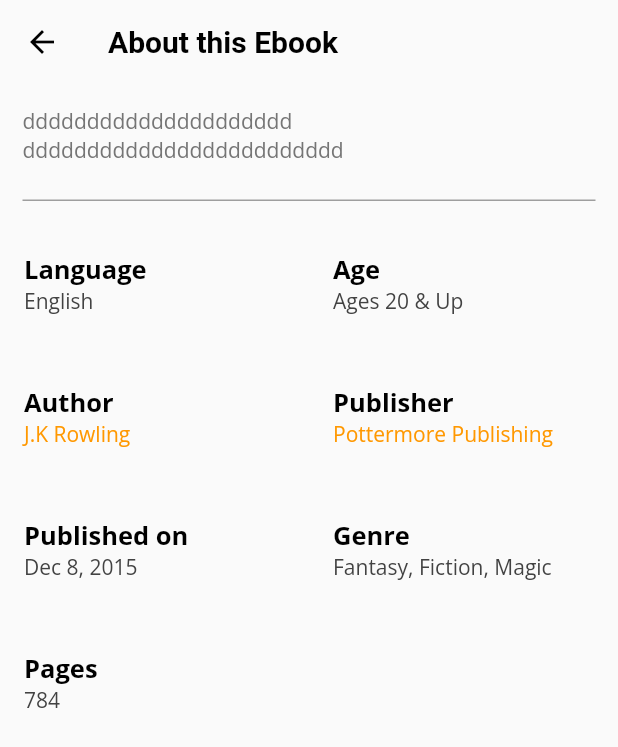
After one commit to EProject04/BookManagement-Fe, a Flutter app: the BookDetailScreenNew screen opened by its route, after a tap on the "arrow forward" icon, on a phone screen of 412 x 824 dp. The commit adds this screen. Shown: the top 747 px of the screen. Run offline on Flutter 3.47's test engine with Material 2 defaults, Android fonts, the phone set to English and light mode, and no system bars; our stand-ins replace connectivity_plus, device_preview, dio, equatable, fluttertoast, get and 6 more; missing offline and left inert: dart:html, flutter_screen_wake, screen_brightness; accounts and stored records are empty; network calls fail; key blocks and very long unbroken strings in the code were emptied for the run.

Commit message:
add và update

```diff
--- /dev/null
+++ b/lib/app/view/about_this_ebook/about_this_ebook_view.dart
@@ -0,0 +1,124 @@
+import 'package:flutter/cupertino.dart';
+import 'package:flutter/material.dart';
+
+class AboutThisEbookView extends StatefulWidget {
+  const AboutThisEbookView({super.key});
+
+  @override
+  State<AboutThisEbookView> createState() => _AboutThisEbookViewState();
+}
+
+class _AboutThisEbookViewState extends State<AboutThisEbookView> {
+  @override
+  Widget build(BuildContext context) {
+    Size size = MediaQuery.of(context).size;
+    return SafeArea(child:
+      Scaffold(
+        appBar: AppBar(
+          title: Text('About this Ebook',
+            style: TextStyle(
+                fontSize: 20
+            ),
+          ),
+        ),
+        body: Container(
+          child: Column(
+            crossAxisAlignment: CrossAxisAlignment.start,
+            children: <Widget>[
+              Padding(
+                padding:  EdgeInsets.all(15.0),
+                child: Text('ddddddddddddddddddddd\nddddddddddddddddddddddddd'),
+              ),
+              SizedBox(height: 10,),
+              Padding(
+                padding:  EdgeInsets.fromLTRB(15,0,15,0),
+                child: Divider(
+                  height: 0,
+                  thickness: 1,
+                  color: Colors.grey,
+                ),
+              ),
+              SizedBox(height: 20,),
+              Expanded(
+                child: GridView(
+                  gridDelegate: SliverGridDelegateWithFixedCrossAxisCount(
+                    crossAxisCount: 2,
+                    childAspectRatio: 3,
+                    mainAxisSpacing: 20,
+                  ),
+                  children: <Widget>[
+                    ListTile(
+                      title: Text('Language',
+                        style: TextStyle(
+                            fontWeight: FontWeight.bold
+                        ),
+                      ),
+                      subtitle: Text('English'),
+                    ),
+                    ListTile(
+                      title: Text('Age',
+                        style: TextStyle(
+                            fontWeight: FontWeight.bold
+                        ),
+                      ),
+                      subtitle: Text('Ages 20 & Up'),
+                    ),
+                    ListTile(
+                      title: Text('Author',
+                        style: TextStyle(
+                            fontWeight: FontWeight.bold
+                        ),
+                      ),
+                      subtitle: Text('J.K Rowling',
+                        style: TextStyle(
+                          color: Colors.orange,
+                        ),
+                      ),
+                    ),
+                    ListTile(
+                      title: Text('Publisher',
+                        style: TextStyle(
+                            fontWeight: FontWeight.bold
+                        ),
+                      ),
+                      subtitle: Text('Pottermore Publishing',
+                        style: TextStyle(
+                          color: Colors.orange,
+                        ),
+                      ),
+                    ),
+                    ListTile(
+                      title: Text('Published on',
+                        style: TextStyle(
+                            fontWeight: FontWeight.bold
+                        ),
+                      ),
+                      subtitle: Text('Dec 8, 2015'),
+                    ),
+                    ListTile(
+                      title: Text('Genre',
+                        style: TextStyle(
+                            fontWeight: FontWeight.bold
+                        ),
+                      ),
+                      subtitle: Text('Fantasy, Fiction, Magic'),
+                    ),
+                    ListTile(
+                      title: Text('Pages',
+                        style: TextStyle(
+                            fontWeight: FontWeight.bold
+                        ),
+                      ),
+                      subtitle: Text('784'),
+                    ),
+
+                  ],
+                ),
+              ),
+            ],
+          ),
+        ),
+      )
+    );
+  }
+}
--- a/lib/app/view/bookdetail/book_detail_view.dart
+++ b/lib/app/view/bookdetail/book_detail_view.dart
@@ -1,5 +1,6 @@
 import 'package:flutter/material.dart';
 import 'package:frame/app/data/models/book.dart';
+import 'package:frame/app/view/about_this_ebook/about_this_ebook_view.dart';
 import 'package:frame/app/view/read_book/read_book_view.dart';
 import 'package:get/get.dart';
 import 'package:google_fonts/google_fonts.dart';
@@ -285,7 +286,9 @@ class BookDetailScreenNew extends StatelessWidget {
                                 child:Container(
                                   alignment: Alignment.centerRight,
                                   child: IconButton(
-                                      onPressed: null,
+                                      onPressed: (){
+                                        Get.to(AboutThisEbookView());
+                                      },
                                       icon: Icon(Icons.arrow_forward)),
                                 )
                             )
--- a/lib/main.dart
+++ b/lib/main.dart
@@ -5,11 +5,14 @@ import 'package:frame/app/data/utils/dialog_loading.dart';
 import 'package:frame/app/data/utils/themes.dart';
 import 'package:frame/app/logic/controller/main_wrapper_controller.dart';
 import 'package:frame/app/routes/routes.dart';
+import 'package:frame/app/view/about_this_ebook/about_this_ebook_view.dart';
 import 'package:frame/app/view/account/account_view.dart';
+import 'package:frame/app/view/bookdetail/book_detail_view.dart';
 import 'package:frame/app/view/discover/discover_view.dart';
 import 'package:frame/app/view/help_center/help_center_view.dart';
 import 'package:frame/app/view/home/home_view.dart';
 import 'package:frame/app/view/read_book/read_book_view.dart';
+import 'package:frame/app/view/search/search_view.dart';
 import 'package:frame/app/view/wellcome/wellcome_view.dart';
 import 'package:frame/app/view/wishlist/wishlist_view.dart';
 import 'package:frame/main_wrapper.dart';
@@ -35,7 +38,7 @@ class MyApp extends StatelessWidget {
       initialRoute: '/',
       themeMode: Get.put(MainWrapperController()).theme,
       title: 'ib Book App',
-      home: ReadBookView(),
+      home: SearchView(),
     );
   }
 }
```
Also changed, not shown: lib/app/view/search/search_view.dart (+84 -0 lines), lib/app/view/about_this_ebook/about_this_ebook.dart (deleted).
